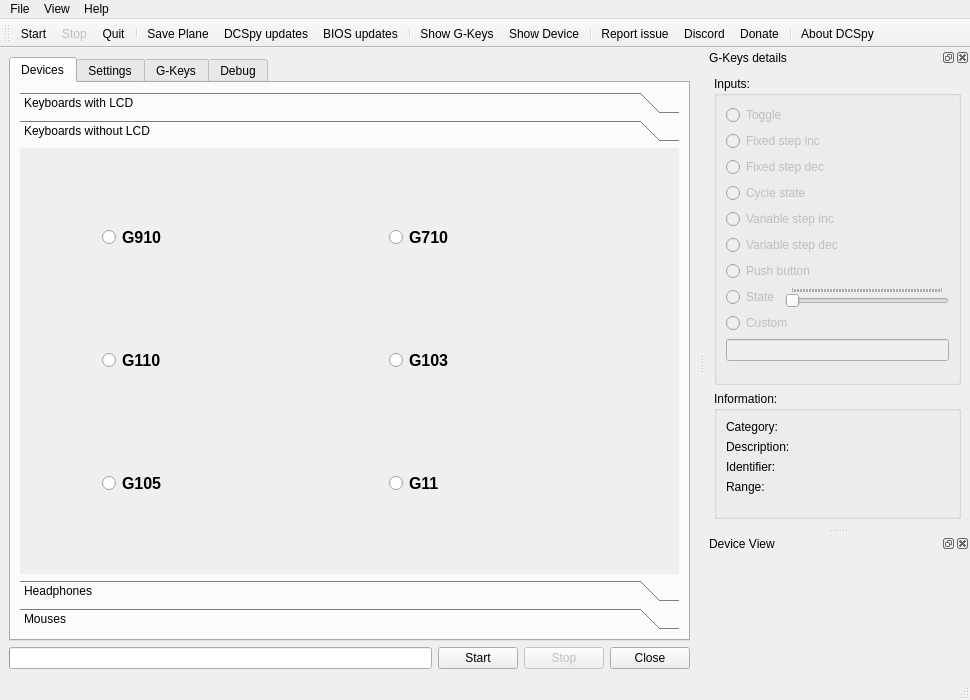
Above: src/dcspy/ui/qtdcs.ui from emcek/dcspy before the change. Below: the same form after it.
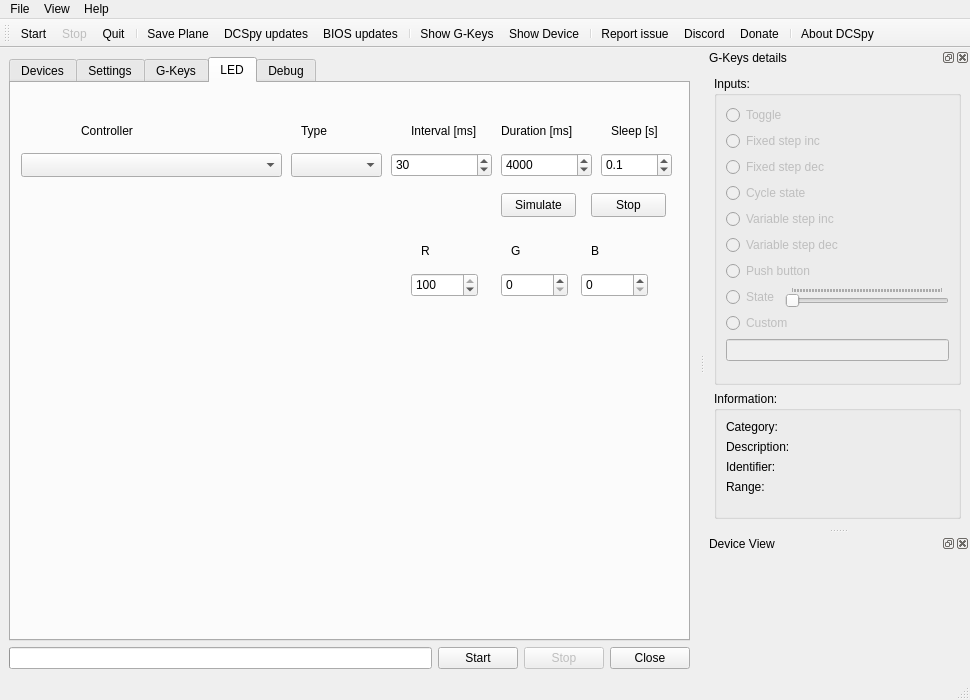
That is the form after the change. The open tabs and pages were chosen to show the change. Icons and pictures are not drawn.

Commit message: add quick and dirty new tag in GUI for led testing

The edit to the form file:
```diff
--- a/src/dcspy/ui/qtdcs.ui
+++ b/src/dcspy/ui/qtdcs.ui
@@ -216,8 +216,8 @@
               <rect>
                <x>0</x>
                <y>0</y>
-               <width>152</width>
-               <height>105</height>
+               <width>657</width>
+               <height>385</height>
               </rect>
              </property>
              <attribute name="icon">
@@ -1359,6 +1359,251 @@
           </item>
          </layout>
         </widget>
+        <widget class="QWidget" name="tab">
+         <attribute name="title">
+          <string>LED</string>
+         </attribute>
+         <widget class="QComboBox" name="combo_ctrl">
+          <property name="geometry">
+           <rect>
+            <x>10</x>
+            <y>70</y>
+            <width>261</width>
+            <height>24</height>
+           </rect>
+          </property>
+         </widget>
+         <widget class="QLabel" name="label_10">
+          <property name="geometry">
+           <rect>
+            <x>70</x>
+            <y>40</y>
+            <width>91</width>
+            <height>16</height>
+           </rect>
+          </property>
+          <property name="text">
+           <string>Controller</string>
+          </property>
+         </widget>
+         <widget class="QLabel" name="label_11">
+          <property name="geometry">
+           <rect>
+            <x>400</x>
+            <y>40</y>
+            <width>81</width>
+            <height>16</height>
+           </rect>
+          </property>
+          <property name="text">
+           <string>Interval [ms]</string>
+          </property>
+         </widget>
+         <widget class="QLabel" name="label_12">
+          <property name="geometry">
+           <rect>
+            <x>490</x>
+            <y>40</y>
+            <width>81</width>
+            <height>16</height>
+           </rect>
+          </property>
+          <property name="text">
+           <string>Duration [ms]</string>
+          </property>
+         </widget>
+         <widget class="QSpinBox" name="sp_interval">
+          <property name="geometry">
+           <rect>
+            <x>380</x>
+            <y>70</y>
+            <width>101</width>
+            <height>24</height>
+           </rect>
+          </property>
+          <property name="maximum">
+           <number>99999</number>
+          </property>
+          <property name="value">
+           <number>30</number>
+          </property>
+         </widget>
+         <widget class="QSpinBox" name="sp_duration">
+          <property name="geometry">
+           <rect>
+            <x>490</x>
+            <y>70</y>
+            <width>91</width>
+            <height>24</height>
+           </rect>
+          </property>
+          <property name="maximum">
+           <number>99999</number>
+          </property>
+          <property name="value">
+           <number>4000</number>
+          </property>
+         </widget>
+         <widget class="QLabel" name="label_13">
+          <property name="geometry">
+           <rect>
+            <x>600</x>
+            <y>40</y>
+            <width>49</width>
+            <height>16</height>
+           </rect>
+          </property>
+          <property name="text">
+           <string>Sleep [s]</string>
+          </property>
+         </widget>
+         <widget class="QDoubleSpinBox" name="sp_sleep">
+          <property name="geometry">
+           <rect>
+            <x>590</x>
+            <y>70</y>
+            <width>71</width>
+            <height>24</height>
+           </rect>
+          </property>
+          <property name="decimals">
+           <number>1</number>
+          </property>
+          <property name="value">
+           <double>0.100000000000000</double>
+          </property>
+         </widget>
+         <widget class="QPushButton" name="pb_start_sim">
+          <property name="geometry">
+           <rect>
+            <x>490</x>
+            <y>110</y>
+            <width>75</width>
+            <height>24</height>
+           </rect>
+          </property>
+          <property name="text">
+           <string>Simulate</string>
+          </property>
+         </widget>
+         <widget class="QPushButton" name="pb_stop_sim">
+          <property name="geometry">
+           <rect>
+            <x>580</x>
+            <y>110</y>
+            <width>75</width>
+            <height>24</height>
+           </rect>
+          </property>
+          <property name="text">
+           <string>Stop</string>
+          </property>
+         </widget>
+         <widget class="QComboBox" name="combo_effect_type">
+          <property name="geometry">
+           <rect>
+            <x>280</x>
+            <y>70</y>
+            <width>91</width>
+            <height>24</height>
+           </rect>
+          </property>
+         </widget>
+         <widget class="QLabel" name="label_14">
+          <property name="geometry">
+           <rect>
+            <x>290</x>
+            <y>40</y>
+            <width>49</width>
+            <height>16</height>
+           </rect>
+          </property>
+          <property name="text">
+           <string>Type</string>
+          </property>
+         </widget>
+         <widget class="QSpinBox" name="sp_r">
+          <property name="geometry">
+           <rect>
+            <x>400</x>
+            <y>190</y>
+            <width>67</width>
+            <height>24</height>
+           </rect>
+          </property>
+          <property name="maximum">
+           <number>100</number>
+          </property>
+          <property name="value">
+           <number>100</number>
+          </property>
+         </widget>
+         <widget class="QSpinBox" name="sp_g">
+          <property name="geometry">
+           <rect>
+            <x>490</x>
+            <y>190</y>
+            <width>67</width>
+            <height>24</height>
+           </rect>
+          </property>
+          <property name="maximum">
+           <number>100</number>
+          </property>
+         </widget>
+         <widget class="QSpinBox" name="sp_b">
+          <property name="geometry">
+           <rect>
+            <x>570</x>
+            <y>190</y>
+            <width>67</width>
+            <height>24</height>
+           </rect>
+          </property>
+          <property name="maximum">
+           <number>100</number>
+          </property>
+         </widget>
+         <widget class="QLabel" name="label_15">
+          <property name="geometry">
+           <rect>
+            <x>410</x>
+            <y>160</y>
+            <width>49</width>
+            <height>16</height>
+           </rect>
+          </property>
+          <property name="text">
+           <string>R</string>
+          </property>
+         </widget>
+         <widget class="QLabel" name="label_16">
+          <property name="geometry">
+           <rect>
+            <x>500</x>
+            <y>160</y>
+            <width>49</width>
+            <height>16</height>
+           </rect>
+          </property>
+          <property name="text">
+           <string>G</string>
+          </property>
+         </widget>
+         <widget class="QLabel" name="label_17">
+          <property name="geometry">
+           <rect>
+            <x>580</x>
+            <y>160</y>
+            <width>49</width>
+            <height>16</height>
+           </rect>
+          </property>
+          <property name="text">
+           <string>B</string>
+          </property>
+         </widget>
+        </widget>
         <widget class="QWidget" name="tab_debug">
          <attribute name="icon">
           <iconset>
```
Left out of the diff: 8 changed lines with no effect on the pictures. The commit also changes 1 other file.
